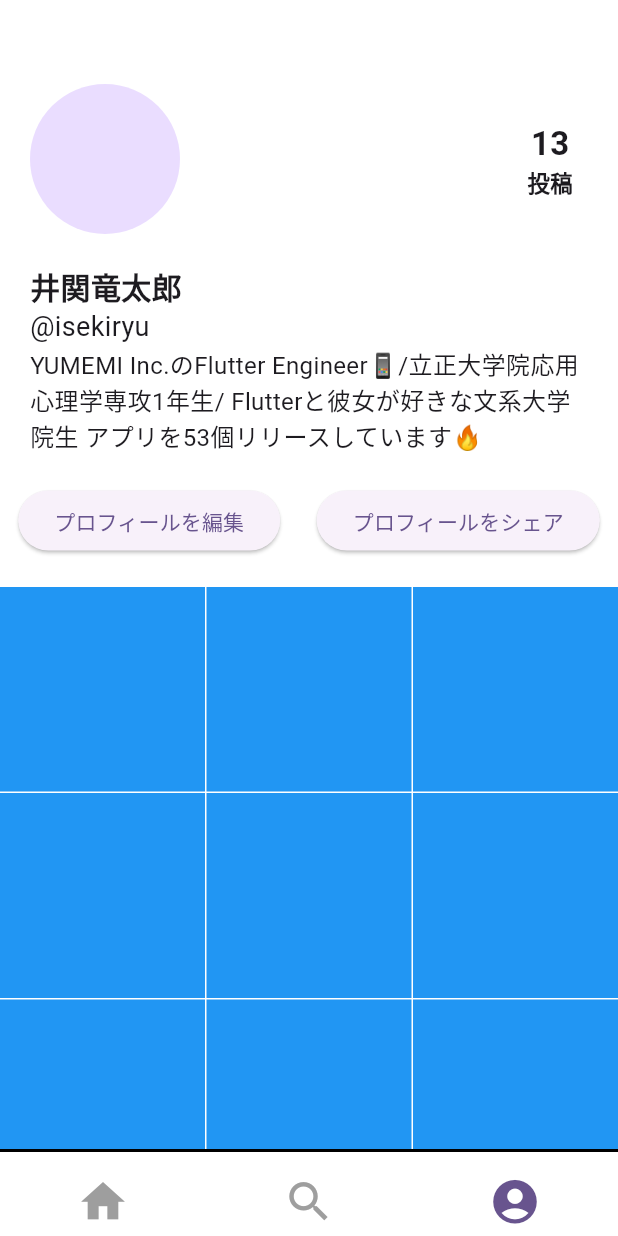
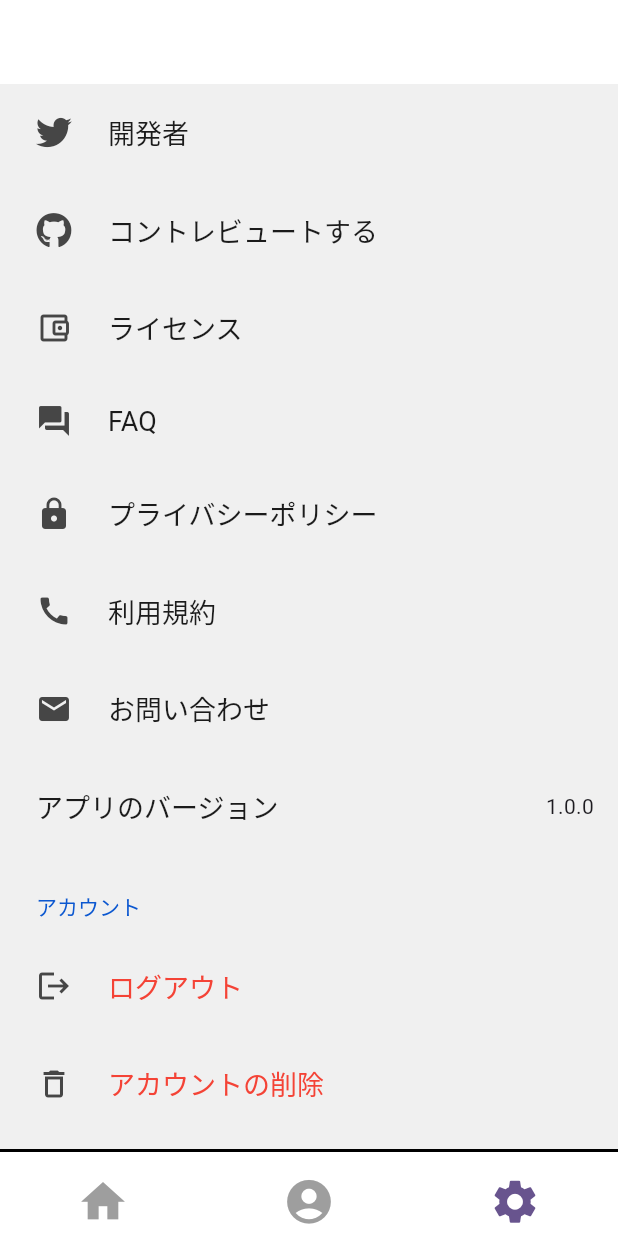
Before and after one commit to iseruuuuu/food_gram_app, a Flutter app: the screen it shows after launch, item 3 of the bottom bar chosen, on a phone screen of 412 x 824 dp. Run offline on Flutter 3.47's test engine with Material 2 defaults, Android fonts, the phone set to English and light mode, and no system bars; drawn by our look-alikes of settings_ui; our stand-ins replace flutter_riverpod, font_awesome_flutter, freezed_annotation, riverpod_annotation; generated files the repository leaves out were written again.

Commit message:
add: 設定画面を作成しました

```diff
--- a/lib/component/app_bottom_navigation_bar.dart
+++ b/lib/component/app_bottom_navigation_bar.dart
@@ -46,7 +46,7 @@ class AppBottomNavigationBar extends StatelessWidget {
             icon: Padding(
               padding: EdgeInsets.only(top: 10),
               child: Icon(
-                Icons.search,
+                Icons.account_circle,
                 size: 35,
               ),
             ),
@@ -56,7 +56,7 @@ class AppBottomNavigationBar extends StatelessWidget {
             icon: Padding(
               padding: EdgeInsets.only(top: 10),
               child: Icon(
-                Icons.account_circle,
+                Icons.settings,
                 size: 35,
               ),
             ),
--- /dev/null
+++ b/lib/screen/setting/setting_screen.dart
@@ -0,0 +1,125 @@
+import 'package:flutter/material.dart';
+import 'package:font_awesome_flutter/font_awesome_flutter.dart';
+import 'package:food_gram_app/mixin/url_launcher_mixin.dart';
+import 'package:settings_ui/settings_ui.dart';
+
+class SettingScreen extends StatelessWidget with UrlLauncherMixin {
+  const SettingScreen({Key? key}) : super(key: key);
+
+  @override
+  Widget build(BuildContext context) {
+    return Scaffold(
+      backgroundColor: Colors.white,
+      appBar: AppBar(
+        backgroundColor: Colors.white,
+      ),
+      body: SettingsList(
+        sections: [
+          SettingsSection(
+            tiles: <SettingsTile>[
+              // SettingsTile.navigation(
+              //   leading: const Icon(Icons.store),
+              //   title: const Text('最新のバージョンを確認する'),
+              //   onPressed: (context) {},
+              // ),
+              SettingsTile.navigation(
+                leading: const Icon(FontAwesomeIcons.twitter),
+                title: const Text('開発者'),
+                onPressed: (context) {
+                  launcherUrl('https://twitter.com/isekiryu');
+                },
+              ),
+              SettingsTile.navigation(
+                leading: const Icon(FontAwesomeIcons.github),
+                title: const Text('コントレビュートする'),
+                onPressed: (context) {
+                  launcherUrl('https://github.com/iseruuuuu/food_gram_app');
+                },
+              ),
+              SettingsTile.navigation(
+                leading: const Icon(Icons.account_balance_wallet_outlined),
+                title: const Text('ライセンス'),
+                onPressed: (context) {
+                  Navigator.push(
+                    context,
+                    MaterialPageRoute(
+                      builder: (context) => const LicensePage(),
+                    ),
+                  );
+                },
+              ),
+              // SettingsTile.navigation(
+              //   leading: const Icon(Icons.rate_review_outlined),
+              //   title: const Text('レビューを書く'),
+              //   onPressed: (context) {},
+              // ),
+              // SettingsTile.navigation(
+              //   leading: const Icon(Icons.share),
+              //   title: const Text('アプリを紹介する'),
+              //   onPressed: (context) {},
+              // ),
+              // SettingsTile.navigation(
+              //   leading: const Icon(Icons.star),
+              //   title: const Text('このアプリを応援する'),
+              //   onPressed: (context) {},
+              // ),
+              SettingsTile.navigation(
+                leading: const Icon(Icons.question_answer),
+                title: const Text('FAQ'),
+                onPressed: (context) {
+                  //TODO URLを飛ばす(アプリ内Safari)
+                },
+              ),
+              SettingsTile.navigation(
+                leading: const Icon(Icons.lock),
+                title: const Text('プライバシーポリシー'),
+                onPressed: (context) {
+                  //TODO URLを飛ばす(アプリ内Safari)
+                },
+              ),
+              SettingsTile.navigation(
+                leading: const Icon(Icons.call),
+                title: const Text('利用規約'),
+                onPressed: (context) {
+                  //TODO URLを飛ばす(アプリ内Safari)
+                },
+              ),
+              SettingsTile.navigation(
+                leading: const Icon(Icons.mail),
+                title: const Text('お問い合わせ'),
+                onPressed: (context) {
+                  //TODO URLを飛ばす(アプリ内Safari)
+                },
+              ),
+              SettingsTile(
+                title: const Text('アプリのバージョン'),
+                trailing: const Text('1.0.0'),
+              ),
+            ],
+          ),
+          SettingsSection(
+            title: const Text('アカウント'),
+            tiles: <SettingsTile>[
+              SettingsTile.navigation(
+                leading: const Icon(Icons.logout),
+                title: const Text(
+                  'ログアウト',
+                  style: TextStyle(color: Colors.red),
+                ),
+                onPressed: (context) {},
+              ),
+              SettingsTile.navigation(
+                leading: const Icon(Icons.delete_outline),
+                title: const Text(
+                  'アカウントの削除',
+                  style: TextStyle(color: Colors.red),
+                ),
+                onPressed: (context) {},
+              ),
+            ],
+          ),
+        ],
+      ),
+    );
+  }
+}
--- a/lib/screen/tab/tab_view_model.dart
+++ b/lib/screen/tab/tab_view_model.dart
@@ -1,5 +1,6 @@
 import 'package:flutter/cupertino.dart';
 import 'package:food_gram_app/screen/my_profile/my_profile_screen.dart';
+import 'package:food_gram_app/screen/setting/setting_screen.dart';
 import 'package:food_gram_app/screen/tab/tab_state.dart';
 import 'package:food_gram_app/screen/time_line/time_line_screen.dart';
 import 'package:riverpod_annotation/riverpod_annotation.dart';
@@ -17,8 +18,8 @@ class TabViewModel extends _$TabViewModel {
 
   List<Widget> pageList = [
     const TimeLineScreen(),
-    Container(),
     const MyProfileScreen(),
+    const SettingScreen(),
   ];
 
   void onTap(int index) {
--- a/lib/screen/time_line/time_line_screen.dart
+++ b/lib/screen/time_line/time_line_screen.dart
@@ -9,8 +9,9 @@ class TimeLineScreen extends StatelessWidget {
   @override
   Widget build(BuildContext context) {
     return Scaffold(
+      backgroundColor: Colors.white,
       appBar: AppBar(
-        backgroundColor: const Color(0xFF6750A4),
+        backgroundColor: Colors.white,
       ),
       body: GridView.builder(
         itemCount: 15,
--- a/pubspec.yaml
+++ b/pubspec.yaml
@@ -11,9 +11,12 @@ dependencies:
     sdk: flutter
   cupertino_icons: ^1.0.2
   flutter_riverpod: ^2.4.5
+  font_awesome_flutter: ^10.5.0
   riverpod_annotation: ^2.3.0
   freezed_annotation: ^2.4.1
   json_annotation: ^4.8.1
+  settings_ui: ^2.0.2
+  url_launcher: ^6.2.1
 
 dev_dependencies:
   flutter_test:
```
Also changed, not shown: lib/mixin/url_launcher_mixin.dart (added, +13 -0 lines), pubspec.lock, 7 other files.
